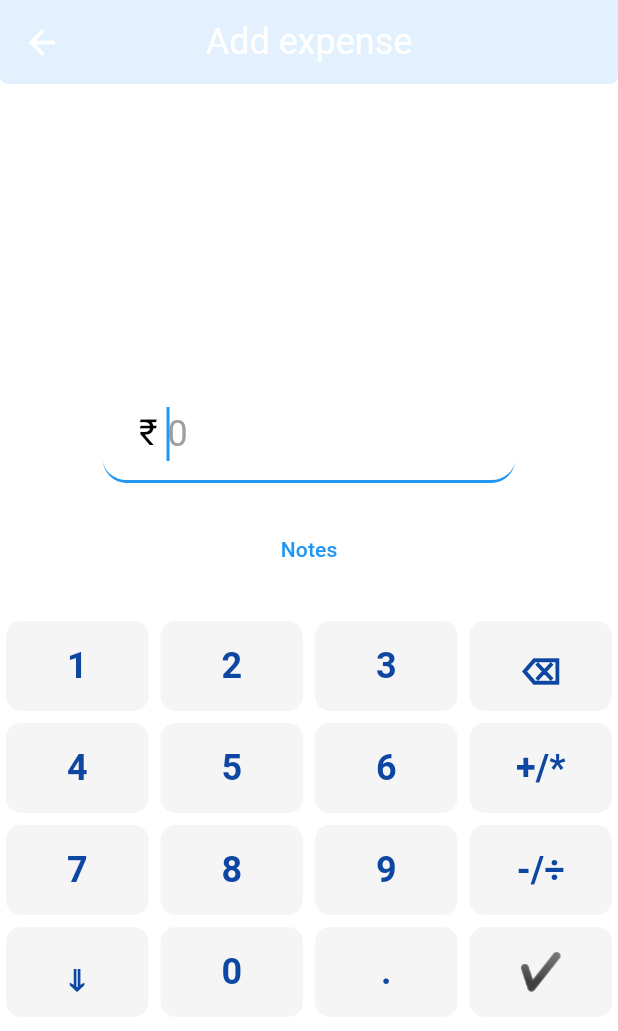
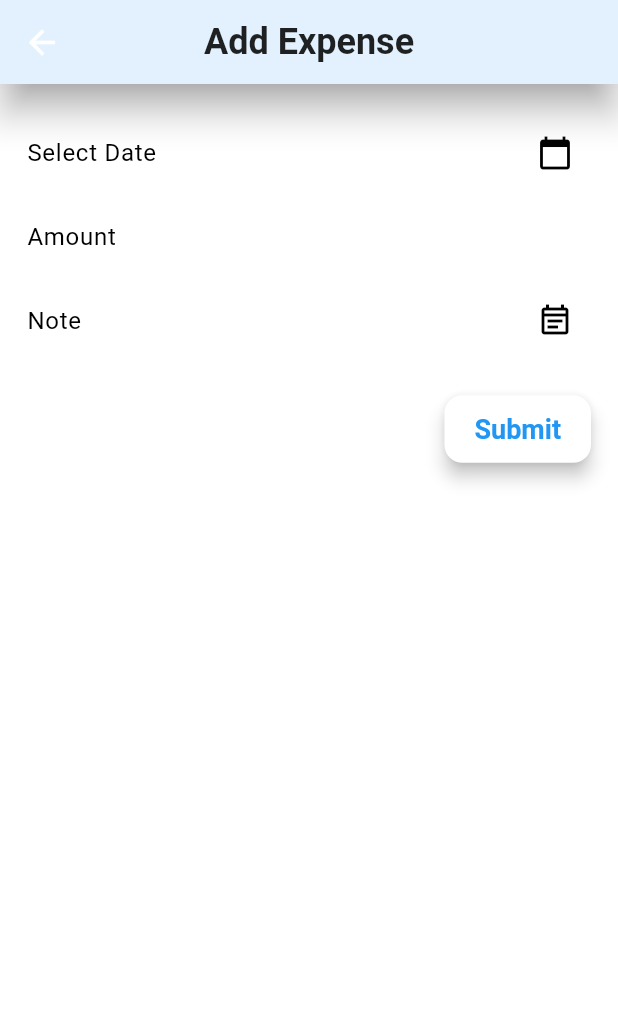
Before and after one commit to Akash006/expenseTracker, a Flutter app: the screen it shows after launch, after a tap on "Groceries", on a phone screen of 412 x 824 dp. Shown: the top 1031 px of the screen. Run offline on Flutter 3.47's test engine with Material 3 defaults, Android fonts, the phone set to English and light mode, and no system bars; our stand-ins replace flutter_svg, go_router, sqflite; accounts and stored records are empty; Roboto replaces fonts that are missing (Raleway).

Commit message:
Adding transcation form

```diff
--- a/lib/routes/appRouteConfig.dart
+++ b/lib/routes/appRouteConfig.dart
@@ -3,6 +3,7 @@ import 'package:expense_tracker/widgets/home.dart';
 import 'package:expense_tracker/routes/appRouteConstants.dart';
 import 'package:expense_tracker/views/transcationView.dart';
 import '../views/addTranscations.dart';
+import 'package:expense_tracker/views/addTranscationForm.dart';
 import 'errorPage.dart';
 
 class MyAppRouter {
@@ -28,6 +29,16 @@ class MyAppRouter {
           return Addtranscations(type: type, category: category);
         },
       ),
+      GoRoute(
+        name: MyAppRouteConstants.addTranscationFormRouteName,
+        path: '/addTranscationForm/:expenseType/:category',
+        builder: (context, state) {
+          final expenseType = state.pathParameters['expenseType']!;
+          final category = state.pathParameters['category']!;
+          return addTranscationForm(
+              expenseType: expenseType, category: category);
+          }
+        ),
     ],
   );
 }
--- a/lib/routes/appRouteConstants.dart
+++ b/lib/routes/appRouteConstants.dart
@@ -2,4 +2,5 @@ class MyAppRouteConstants {
   static const String homeWidgetRouteName = 'homeWidget';
   static const String transactionViewRouteName = 'transactionView';
   static const String addingtransactionRouteName = 'addtransaction';
+  static const String addTranscationFormRouteName = 'addTranscationForm';
 }
--- /dev/null
+++ b/lib/views/addTranscationForm.dart
@@ -0,0 +1,137 @@
+import 'package:expense_tracker/modals/expenseModal.dart';
+import 'package:flutter/material.dart';
+import 'package:intl/intl.dart';
+import 'package:go_router/go_router.dart';
+import 'package:expense_tracker/routes/appRouteConfig.dart';
+
+class addTranscationForm extends StatefulWidget {
+  final String category;
+  final String expenseType;
+
+  const addTranscationForm({
+    super.key,
+    required this.category,
+    required this.expenseType,
+  });
+
+  @override
+  State<addTranscationForm> createState() => _addTranscationFormState();
+}
+
+class _addTranscationFormState extends State<addTranscationForm> {
+  final GlobalKey<FormState> _formKey = GlobalKey<FormState>();
+  final TextEditingController _dateController = TextEditingController();
+
+  // Form input
+  DateTime? transcationDate;
+  int? Amount;
+  String? Note;
+
+  void dispose() {
+    super.dispose();
+    _dateController.dispose();
+  }
+
+  void _submit() {
+    if (_formKey.currentState!.validate()) {
+      _formKey.currentState!.save();
+
+      String strDate = transcationDate != null
+          ? DateFormat('dd-MM-yyyy').format(transcationDate!)
+          : 'No date selected';
+
+      print("${widget.expenseType} -> ${widget.category} -> "
+          "${Amount ?? 'N/A'} -> ${Note ?? 'N/A'} -> $strDate");
+
+      context.pop();
+    }
+  }
+
+  @override
+  Widget build(BuildContext context) {
+    return Scaffold(
+        appBar: AppBar(
+          title: Text(
+            "Add ${widget.expenseType}",
+            style:
+                TextStyle(color: Colors.black87, fontWeight: FontWeight.bold),
+          ),
+          shadowColor: Colors.grey,
+        ),
+        body: Form(
+            key: _formKey,
+            child: Padding(
+          padding: EdgeInsets.all(18),
+          child: Column(
+            crossAxisAlignment: CrossAxisAlignment.end,
+            children: [
+              TextFormField(
+                controller: _dateController,
+                readOnly: true,
+                decoration: const InputDecoration(
+                    label: Text("Select Date"),
+                    suffixIcon: Icon(Icons.calendar_today)),
+                onTap: () async {
+                  DateTime? pickedDate = await showDatePicker(
+                      context: context,
+                      firstDate: DateTime(2020),
+                      lastDate: DateTime(2050),
+                      initialDate: DateTime.now());
+                  if (pickedDate != null) {
+                    String formattedDate =
+                        DateFormat('dd-MM-yyyy').format(pickedDate);
+                    setState(() {
+                      _dateController.text = formattedDate;
+                    });
+                  }
+                },
+                validator: (value){
+                  if (_dateController.text.isEmpty){
+                    return "Please enter valid date";
+                  }
+                },
+                onSaved: (value) {
+                  if (_dateController.text.isNotEmpty) {
+                    transcationDate =
+                        DateFormat('dd-MM-yyyy').parse(_dateController.text);
+                  }
+                },
+              ),
+              TextFormField(
+                decoration: InputDecoration(labelText: 'Amount'),
+                keyboardType: TextInputType.numberWithOptions(),
+                validator: (value) {
+                  if (value == null || value.isEmpty) {
+                    return 'Please enter the Amount';
+                  }
+
+                  int? number = int.tryParse(value);
+                  if (number == null || number < 0) {
+                    return "Please enter correct amount";
+                  }
+                  return null;
+                },
+                onSaved: (value) {
+                  Amount = int.tryParse(value!) ?? 0;
+                },
+              ),
+              TextFormField(
+                decoration: InputDecoration(
+                    label: Text("Note"),
+                    suffixIcon: Icon(Icons.event_note_outlined)),
+                onSaved: (value) {
+                  Note = value ?? "";
+                },
+              ),
+              SizedBox(
+                height: 20,
+              ),
+              ElevatedButton(
+                onPressed: _submit,
+                child: Text("Submit"),
+              )
+            ],
+          ),
+        )));
+  }
+}
--- a/lib/views/addTranscations.dart
+++ b/lib/views/addTranscations.dart
@@ -1,5 +1,4 @@
 import 'package:flutter/material.dart';
-
 import 'package:expense_tracker/widgets/addTranscationWidget.dart';
 
 class Addtranscations extends StatelessWidget {
--- a/lib/views/transcationView.dart
+++ b/lib/views/transcationView.dart
@@ -134,6 +134,7 @@ class TransactionItem extends StatelessWidget {
       shape: RoundedRectangleBorder(
         borderRadius: BorderRadius.circular(12.0), // Rounded corners
       ),
+      margin: EdgeInsets.all(4),
       child: Column(
         children: [
           Row(
@@ -165,14 +166,15 @@ class TransactionItem extends StatelessWidget {
           ...transactionList.map((transaction){
             return ListTile(
               visualDensity: VisualDensity.compact,
-              minVerticalPadding: 10,
+              minVerticalPadding: 1,
+              dense: true,
               leading: Icon(
                   transaction.modalType.iconName,
-                size: 18,
+                size: 22,
               ),
               title: Text(
                   transaction.modalType.name,
-                style: TextStyle(
+                style: const TextStyle(
                     fontSize: 14,
                     fontWeight: FontWeight.bold
                 ),
--- a/lib/widgets/addTranscationWidget.dart
+++ b/lib/widgets/addTranscationWidget.dart
@@ -1,7 +1,7 @@
-import 'package:expense_tracker/routes/appRouteConfig.dart';
 import 'package:flutter/material.dart';
 import 'package:flutter/services.dart';
 import 'package:go_router/go_router.dart';
+import 'package:expense_tracker/routes/appRouteConfig.dart';
 
 class AddTransactionWidget extends StatefulWidget {
   const AddTransactionWidget({super.key});
--- a/lib/widgets/expenseView.dart
+++ b/lib/widgets/expenseView.dart
@@ -10,7 +10,7 @@ class ExpenseView extends StatelessWidget {
   @override
   Widget build(BuildContext context) {
     // Determine whether to show expenses or income based on `view`
-    var expense = (view == "expense") ? expenseList : incomeList;
+    var expense = (view == "Expense") ? expenseList : incomeList;
 
     return GridView.builder(
       itemCount: expense.length, // Use the correct list length
@@ -29,7 +29,7 @@ class ExpenseView extends StatelessWidget {
         return GestureDetector(
           onTap: () {
             // Use the clicked tile's data for navigation
-            context.push("/addtransaction/$view/${clickedTile.name}");
+            context.push("/addTranscationForm/$view/${clickedTile.name}");
           },
           child: Card(
             color: Colors.white,
--- a/lib/widgets/home.dart
+++ b/lib/widgets/home.dart
@@ -34,7 +34,7 @@ class _HomeWidgetState extends State<HomeWidget> {
         length: 4,
         child: Scaffold(
           appBar: AppBar(
-            shape: RoundedRectangleBorder(
+            shape: const RoundedRectangleBorder(
               borderRadius: BorderRadius.only(
                 bottomLeft: Radius.circular(5.0),
                 bottomRight: Radius.circular(5.0),
@@ -62,10 +62,10 @@ class _HomeWidgetState extends State<HomeWidget> {
             children: [
               ExpenseView(
                   key: ValueKey("expense-${selectedindex}"), // Unique key
-                  view: "expense"),
+                  view: "Expense"),
               ExpenseView(
                   key: ValueKey("expense-${selectedindex}"), // Unique key
-                  view: "income"),
+                  view: "Income"),
               TransactionScreen()
             ],
           ),
```
